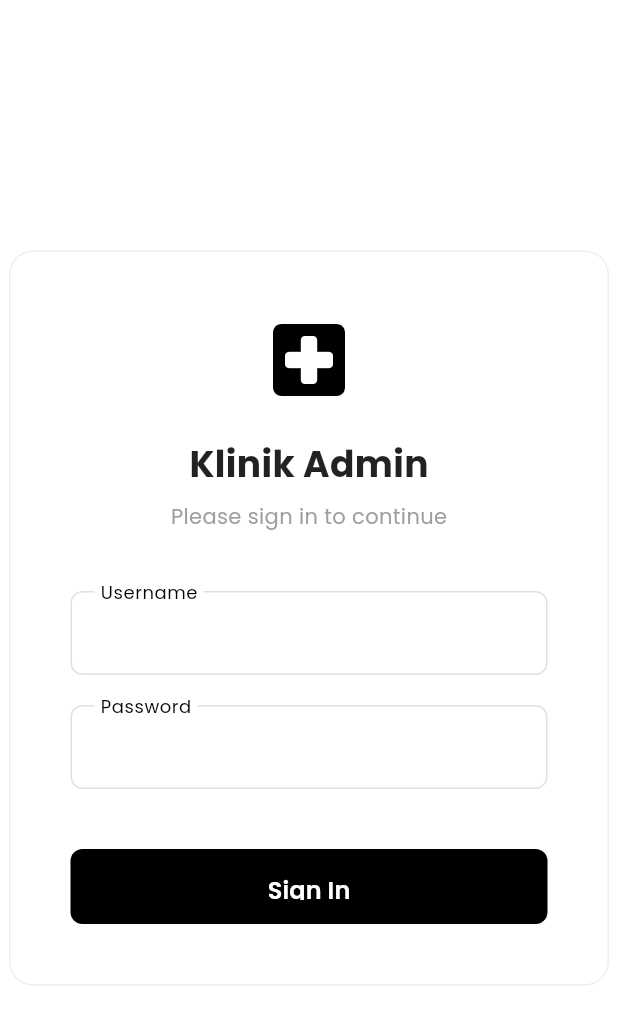
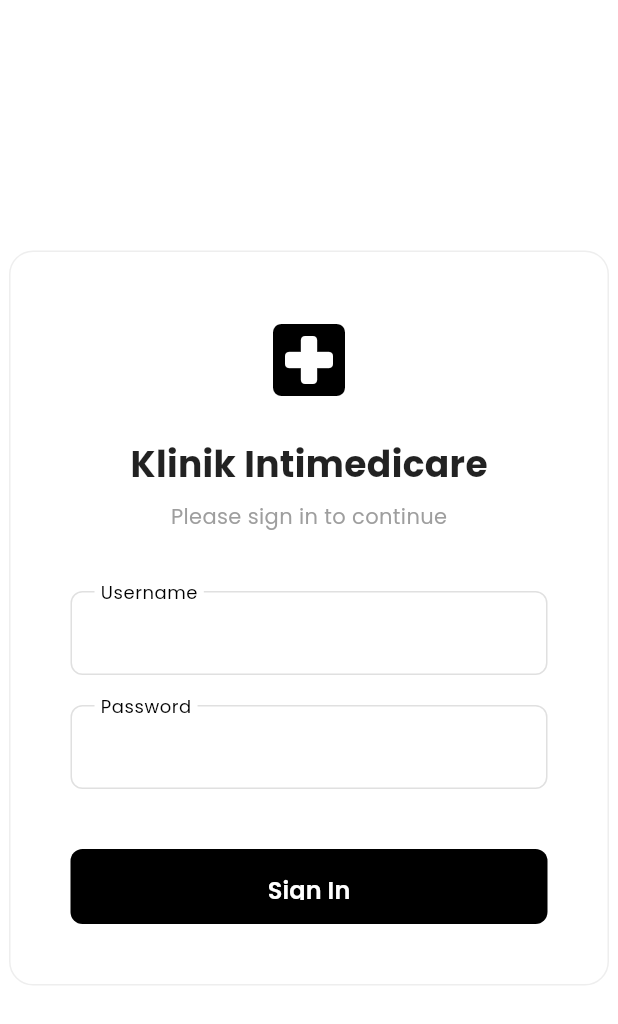
Before and after one commit to giangawatsu016/Klinik_FrontDesk, a Flutter app: the screen it shows after launch, on a phone screen of 412 x 824 dp. Shown: the top 1024 px of the screen. Run offline on Flutter 3.47's test engine with Material 3 defaults, Android fonts, the phone set to English and light mode, and no system bars; our stand-ins replace flutter_tts, google_fonts.

Commit message:
style: Rename project to Klinik Intimedicare

```diff
--- a/frontend/lib/main.dart
+++ b/frontend/lib/main.dart
@@ -13,7 +13,7 @@ class KlinikAdminApp extends StatelessWidget {
   @override
   Widget build(BuildContext context) {
     return MaterialApp(
-      title: 'Klinik Admin',
+      title: 'Klinik Intimedicare',
       debugShowCheckedModeBanner: false,
       theme: ThemeData(
         useMaterial3: true,
--- a/frontend/lib/screens/dashboard.dart
+++ b/frontend/lib/screens/dashboard.dart
@@ -168,7 +168,7 @@ class _DashboardScreenState extends State<DashboardScreen> {
                       ),
                       const SizedBox(width: 12),
                       const Text(
-                        "Klinik Admin",
+                        "Klinik Intimedicare",
                         style: TextStyle(
                           fontWeight: FontWeight.bold,
                           fontSize: 18,
--- a/frontend/lib/screens/login.dart
+++ b/frontend/lib/screens/login.dart
@@ -76,7 +76,7 @@ class _LoginScreenState extends State<LoginScreen> {
               AnimatedEntrance(
                 delay: Duration(milliseconds: 100),
                 child: Text(
-                  "Klinik Admin",
+                  "Klinik Intimedicare",
                   style: TextStyle(
                     fontSize: 24,
                     fontWeight: FontWeight.bold,
```
Also changed, not shown: 5 other files.
